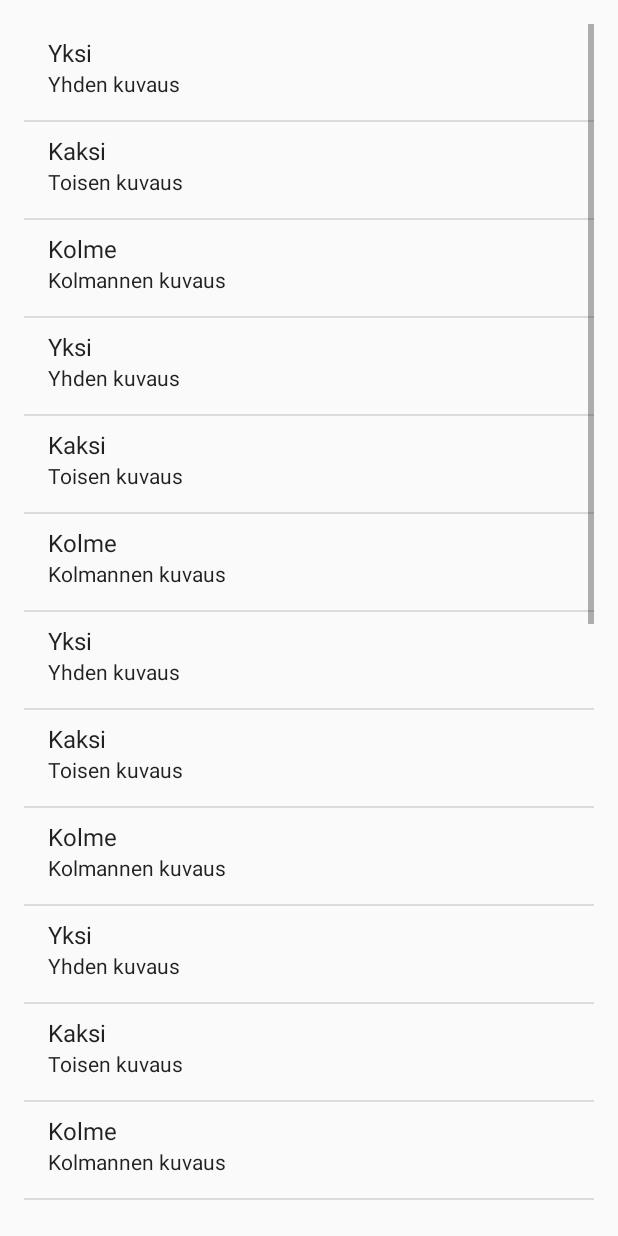
After one commit to jjtt/Luotinaru, an Android app: the ListActivity screen opened directly, with no data from a screen before it, on a phone screen of 412 x 824 dp. The commit adds this screen. Run offline under Robolectric (Android 15) with nearby library versions, the phone set to English and light mode, and no system bars.

Commit message:
Added a list for displaying a list of measurement files. Hard coded list for now

```diff
--- a/app/src/main/AndroidManifest.xml
+++ b/app/src/main/AndroidManifest.xml
@@ -38,6 +38,10 @@
             android:name=".SettingsActivity"
             android:label="@string/title_activity_settings" >
         </activity>
+        <activity
+            android:name=".ListActivity"
+            android:label="@string/title_activity_list" >
+        </activity>
     </application>
 
 </manifest>
--- /dev/null
+++ b/app/src/main/java/fi/torma/luotinaru/ListActivity.java
@@ -0,0 +1,62 @@
+package fi.torma.luotinaru;
+
+import android.os.Bundle;
+import android.view.View;
+import android.view.ViewGroup;
+import android.widget.ArrayAdapter;
+import android.widget.ListAdapter;
+import android.widget.TextView;
+
+import java.util.HashMap;
+import java.util.LinkedList;
+import java.util.List;
+import java.util.Map;
+
+
+public class ListActivity extends android.app.ListActivity {
+
+    @Override
+    protected void onCreate(Bundle savedInstanceState) {
+        super.onCreate(savedInstanceState);
+        setContentView(R.layout.activity_list);
+
+        List<Map<String, String>> list = new LinkedList<>();
+
+        Map<String, String> m = new HashMap<>();
+
+        m.put("title", "Yksi");
+        m.put("description", "Yhden kuvaus");
+        list.add(m);
+
+        m = new HashMap<>();
+        m.put("title", "Kaksi");
+        m.put("description", "Toisen kuvaus");
+        list.add(m);
+
+        m = new HashMap<>();
+        m.put("title", "Kolme");
+        m.put("description", "Kolmannen kuvaus");
+        list.add(m);
+
+        list.addAll(list);
+        list.addAll(list);
+        list.addAll(list);
+
+        ListAdapter adapter = new ArrayAdapter<Map<String, String>>(this, android.R.layout.simple_list_item_2, android.R.id.text1, list) {
+            @Override
+            public View getView(int position, View convertView, ViewGroup parent) {
+
+                View view = super.getView(position, convertView, parent);
+                TextView text1 = (TextView) view.findViewById(android.R.id.text1);
+                TextView text2 = (TextView) view.findViewById(android.R.id.text2);
+
+                text1.setText(getItem(position).get("title"));
+                text2.setText(getItem(position).get("description"));
+                return view;
+            }
+        };
+
+        setListAdapter(adapter);
+    }
+
+}
--- a/app/src/main/java/fi/torma/luotinaru/MapsActivity.java
+++ b/app/src/main/java/fi/torma/luotinaru/MapsActivity.java
@@ -48,6 +48,8 @@ public class MapsActivity extends FragmentActivity implements View.OnClickListen
         clear.setOnClickListener(this);
         Button settings = (Button) findViewById(R.id.button_settings);
         settings.setOnClickListener(this);
+        Button list = (Button) findViewById(R.id.button_list);
+        list.setOnClickListener(this);
     }
 
     @Override
@@ -209,6 +211,10 @@ public class MapsActivity extends FragmentActivity implements View.OnClickListen
                 Intent intent = new Intent(this, SettingsActivity.class);
                 startActivity(intent);
                 break;
+            case R.id.button_list:
+                Intent intent2 = new Intent(this, ListActivity.class);
+                startActivity(intent2);
+                break;
         }
     }
 }
--- /dev/null
+++ b/app/src/main/res/layout/activity_list.xml
@@ -0,0 +1,17 @@
+<RelativeLayout xmlns:android="http://schemas.android.com/apk/res/android"
+    xmlns:tools="http://schemas.android.com/tools"
+    android:layout_width="match_parent"
+    android:layout_height="match_parent"
+    android:paddingBottom="@dimen/activity_vertical_margin"
+    android:paddingLeft="@dimen/activity_horizontal_margin"
+    android:paddingRight="@dimen/activity_horizontal_margin"
+    android:paddingTop="@dimen/activity_vertical_margin"
+    tools:context="fi.torma.luotinaru.ListActivity">
+
+    <ListView
+        android:id="@android:id/list"
+        android:layout_width="match_parent"
+        android:layout_height="match_parent"
+        android:layout_centerHorizontal="true"
+        android:layout_centerVertical="true" />
+</RelativeLayout>
--- a/app/src/main/res/layout/activity_maps.xml
+++ b/app/src/main/res/layout/activity_maps.xml
@@ -38,6 +38,12 @@
             android:layout_height="wrap_content"
             android:text="Settings"
             android:id="@+id/button_settings" />
+
+        <Button
+            android:layout_width="wrap_content"
+            android:layout_height="wrap_content"
+            android:text="List"
+            android:id="@+id/button_list" />
     </LinearLayout>
 
     <FrameLayout
--- /dev/null
+++ b/app/src/main/res/values-w820dp/dimens.xml
@@ -0,0 +1,6 @@
+<resources>
+    <!-- Example customization of dimensions originally defined in res/values/dimens.xml
+         (such as screen margins) for screens with more than 820dp of available width. This
+         would include 7" and 10" devices in landscape (~960dp and ~1280dp respectively). -->
+    <dimen name="activity_horizontal_margin">64dp</dimen>
+</resources>
--- /dev/null
+++ b/app/src/main/res/values/dimens.xml
@@ -0,0 +1,5 @@
+<resources>
+    <!-- Default screen margins, per the Android Design guidelines. -->
+    <dimen name="activity_horizontal_margin">16dp</dimen>
+    <dimen name="activity_vertical_margin">16dp</dimen>
+</resources>
--- a/app/src/main/res/values/strings.xml
+++ b/app/src/main/res/values/strings.xml
@@ -1,4 +1,5 @@
 <resources>
     <string name="app_name">Luotinaru</string>
     <string name="title_activity_maps">Luotinaru</string>
+    <string name="title_activity_list">ListActivity</string>
 </resources>
```
